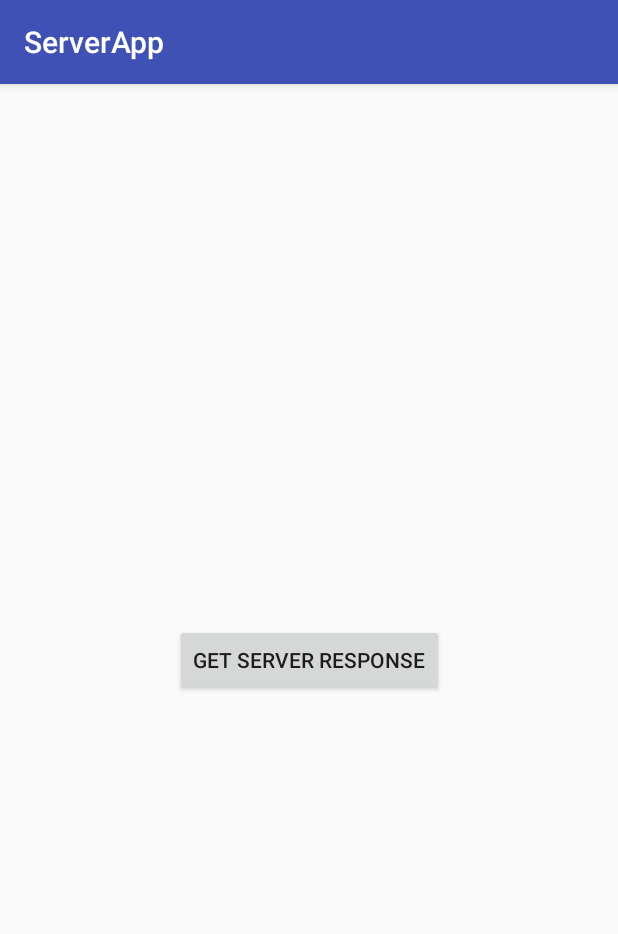
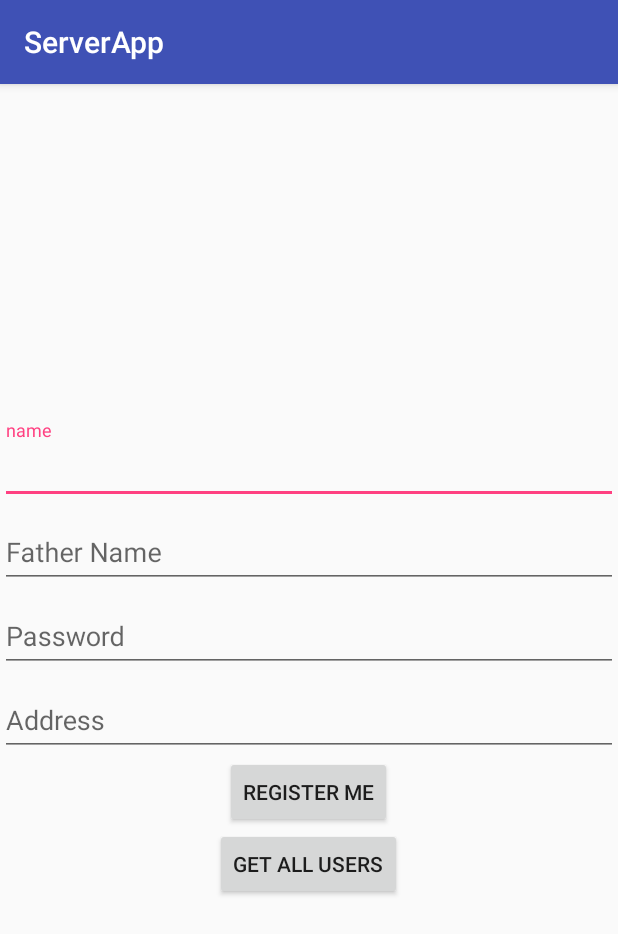
Before and after one commit to AhsanNawazg49/softAndroid, an Android app: the screen it shows after launch (MainActivity), on a phone screen of 412 x 824 dp. Shown: the top 934 px of the screen. Run offline under Robolectric (Android 15) with nearby library versions, the light colour scheme and no system bars; our stand-ins replace Volley.

Commit message:
android with PREFAB URLS FOR SERVER BASED APPS

```diff
--- a/ServerApp/app/build.gradle
+++ b/ServerApp/app/build.gradle
@@ -28,4 +28,5 @@ dependencies {
     compile 'com.android.support.constraint:constraint-layout:1.0.2'
     testCompile 'junit:junit:4.12'
     compile 'com.android.volley:volley:1.0.0'
+    compile 'com.android.support:design:25.3.1'
 }
--- a/ServerApp/app/src/main/java/com/grimreaper/serverapp/MainActivity.java
+++ b/ServerApp/app/src/main/java/com/grimreaper/serverapp/MainActivity.java
@@ -1,10 +1,14 @@
 package com.grimreaper.serverapp;
 
+import android.content.Intent;
 import android.support.v7.app.AppCompatActivity;
 import android.os.Bundle;
 import android.view.View;
+import android.widget.Button;
+import android.widget.EditText;
 import android.widget.Toast;
 
+import com.android.volley.AuthFailureError;
 import com.android.volley.Request;
 import com.android.volley.RequestQueue;
 import com.android.volley.Response;
@@ -12,18 +16,89 @@ import com.android.volley.VolleyError;
 import com.android.volley.toolbox.StringRequest;
 import com.android.volley.toolbox.Volley;
 
+import java.util.Map;
+
 public class MainActivity extends AppCompatActivity {
+
+    EditText edtTxtName, edtTxtFName, edtTxtPass, edtTxtAddress;
+    String name, fname, pass, address;
+    Button btnRegister,btnGetAllUsers;
 
     @Override
     protected void onCreate(Bundle savedInstanceState) {
         super.onCreate(savedInstanceState);
         setContentView(R.layout.activity_main);
+        edtTxtName = (EditText) findViewById(R.id.edt_txt_name);
+        edtTxtFName = (EditText) findViewById(R.id.edt_txt_fname);
+        edtTxtPass = (EditText) findViewById(R.id.edt_txt_pass);
+        edtTxtAddress = (EditText) findViewById(R.id.edt_txt_address);
+
+        btnRegister = (Button) findViewById(R.id.btn_register);
+        btnGetAllUsers = (Button) findViewById(R.id.btn_get_all_users);
+
+        btnRegister.setOnClickListener(new View.OnClickListener() {
+            @Override
+            public void onClick(View v) {
+//                /taking all the entered values from the user
+                name = edtTxtName.getText().toString();
+                fname = edtTxtFName.getText().toString();
+                pass = edtTxtPass.getText().toString();
+                address = edtTxtAddress.getText().toString();
+
+                if (name.isEmpty() || fname.isEmpty() || pass.isEmpty() || address.isEmpty()) {
+                    edtTxtName.setError("Form Not Filled");
+                    edtTxtFName.setError("Form Not Filled");
+                    edtTxtPass.setError("Form Not Filled");
+                    edtTxtAddress.setError("Form Not Filled");
+                } else {
+//                    here we will use the DBMS features
+
+                }
+
+
+            }
+        });
+
+        btnGetAllUsers.setOnClickListener(new View.OnClickListener() {
+            @Override
+            public void onClick(View v) {
+
+            }
+        });
     }
 
-    public void BringMeTheServerResponse(View v){
+
+//    Insert New User Method
+public void InsertNewUser(String Name,String Email,String Pass,String Address){
+
+    //        StringRequest mStringRequest = new StringRequest(Request.Method.POST,);
+    StringRequest mStringRequest = new StringRequest(1,getApplicationContext().getResources().getString(R.string.InsertNewUserUrl) , new Response.Listener<String>() {
+        @Override
+        public void onResponse(String response) {
+            Toast.makeText(MainActivity.this, response, Toast.LENGTH_SHORT).show();
+        }
+    }, new Response.ErrorListener() {
+        @Override
+        public void onErrorResponse(VolleyError error) {
+            Toast.makeText(MainActivity.this, "Server side error", Toast.LENGTH_SHORT).show();
+        }
+    }){
+        @Override
+        protected Map<String, String> getParams() throws AuthFailureError {
+            return super.getParams();
+        }
+    };
+
+    RequestQueue mRequestQueue = Volley.newRequestQueue(MainActivity.this);
+    mRequestQueue.add(mStringRequest);
+}
+
+
+
+    public void BringMeTheServerResponse(){
 
 //        StringRequest mStringRequest = new StringRequest(Request.Method.POST,);
-        StringRequest mStringRequest = new StringRequest(1, "http://192.168.2.106:8080/serverApp/testScript.php", new Response.Listener<String>() {
+        StringRequest mStringRequest = new StringRequest(1,getApplicationContext().getResources().getString(R.string.basic_connection_url) , new Response.Listener<String>() {
             @Override
             public void onResponse(String response) {
                 Toast.makeText(MainActivity.this, response, Toast.LENGTH_SHORT).show();
--- a/ServerApp/app/src/main/res/layout/activity_main.xml
+++ b/ServerApp/app/src/main/res/layout/activity_main.xml
@@ -1,19 +1,71 @@
 <?xml version="1.0" encoding="utf-8"?>
-<android.support.constraint.ConstraintLayout xmlns:android="http://schemas.android.com/apk/res/android"
+<LinearLayout xmlns:android="http://schemas.android.com/apk/res/android"
     xmlns:app="http://schemas.android.com/apk/res-auto"
     xmlns:tools="http://schemas.android.com/tools"
     android:layout_width="match_parent"
     android:layout_height="match_parent"
-    tools:context="com.grimreaper.serverapp.MainActivity">
+    android:gravity="center"
+    android:orientation="vertical"
+    >
+
+
+    <android.support.design.widget.TextInputLayout
+        android:layout_width="match_parent"
+        android:layout_height="wrap_content">
+
+        <EditText
+            android:id="@+id/edt_txt_name"
+            android:layout_width="match_parent"
+            android:layout_height="wrap_content"
+            android:hint="name" />
+    </android.support.design.widget.TextInputLayout>
+
+    <android.support.design.widget.TextInputLayout
+        android:layout_width="match_parent"
+        android:layout_height="wrap_content">
+
+        <EditText
+            android:id="@+id/edt_txt_fname"
+            android:layout_width="match_parent"
+            android:layout_height="wrap_content"
+            android:hint="Father Name" />
+    </android.support.design.widget.TextInputLayout>
+
+    <android.support.design.widget.TextInputLayout
+        android:layout_width="match_parent"
+        android:layout_height="wrap_content">
+
+        <EditText
+            android:id="@+id/edt_txt_pass"
+            android:layout_width="match_parent"
+            android:layout_height="wrap_content"
+            android:hint="Password"
+            android:foregroundTint="@color/colorAccent"
+            android:inputType="textPassword" />
+    </android.support.design.widget.TextInputLayout>
+
+    <android.support.design.widget.TextInputLayout
+        android:layout_width="match_parent"
+        android:layout_height="wrap_content">
+
+        <EditText
+            android:id="@+id/edt_txt_address"
+            android:layout_width="match_parent"
+            android:layout_height="wrap_content"
+            android:hint="Address"
+            android:maxLines="10" />
+    </android.support.design.widget.TextInputLayout>
 
     <Button
+        android:id="@+id/btn_register"
         android:layout_width="wrap_content"
         android:layout_height="wrap_content"
-        android:text="Get Server response"
-        android:onClick="BringMeTheServerResponse"
-        app:layout_constraintBottom_toBottomOf="parent"
-        app:layout_constraintLeft_toLeftOf="parent"
-        app:layout_constraintRight_toRightOf="parent"
-        app:layout_constraintTop_toTopOf="parent" />
-
-</android.support.constraint.ConstraintLayout>
+        android:layout_gravity="center"
+        android:text="Register Me" />
+    <Button
+        android:id="@+id/btn_get_all_users"
+        android:layout_width="wrap_content"
+        android:layout_height="wrap_content"
+        android:layout_gravity="center"
+        android:text="Get ALl Users" />
+</LinearLayout>
--- a/ServerApp/app/src/main/res/values/strings.xml
+++ b/ServerApp/app/src/main/res/values/strings.xml
@@ -1,3 +1,5 @@
 <resources>
     <string name="app_name">ServerApp</string>
+    <string name="basic_connection_url">http://192.168.2.117:8080/serverApp/getAllUsers.php</string>
+    <string name="InsertNewUserUrl">http://192.168.2.117:8080/serverApp/InsertNewUser.php</string>
 </resources>
```
